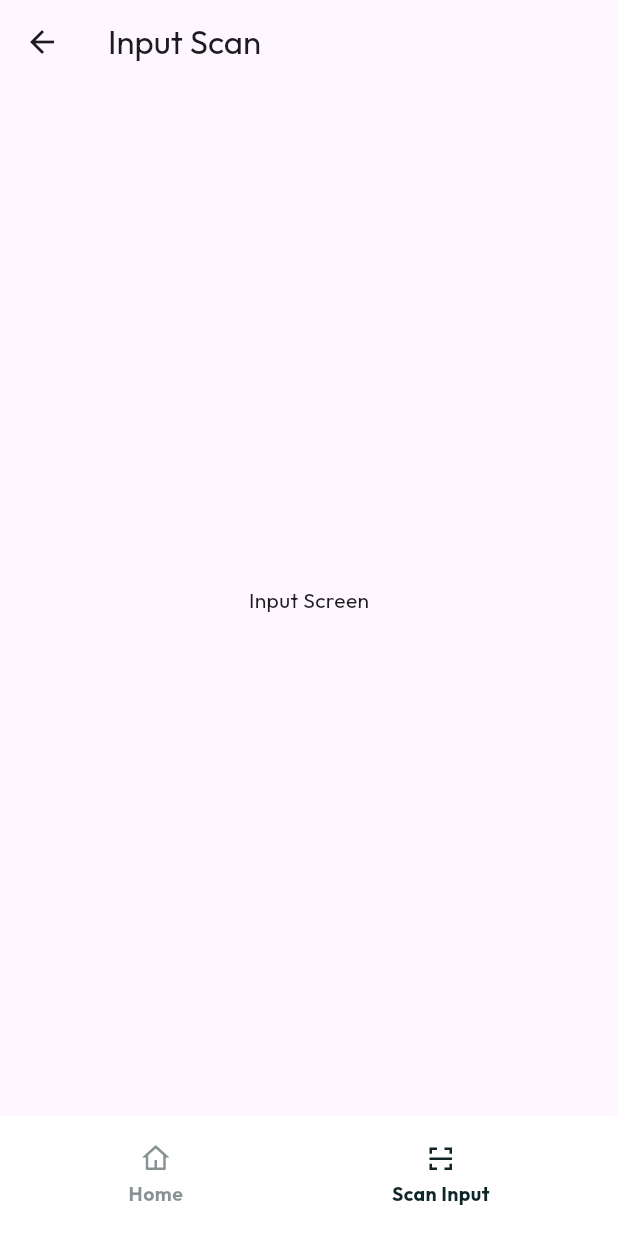
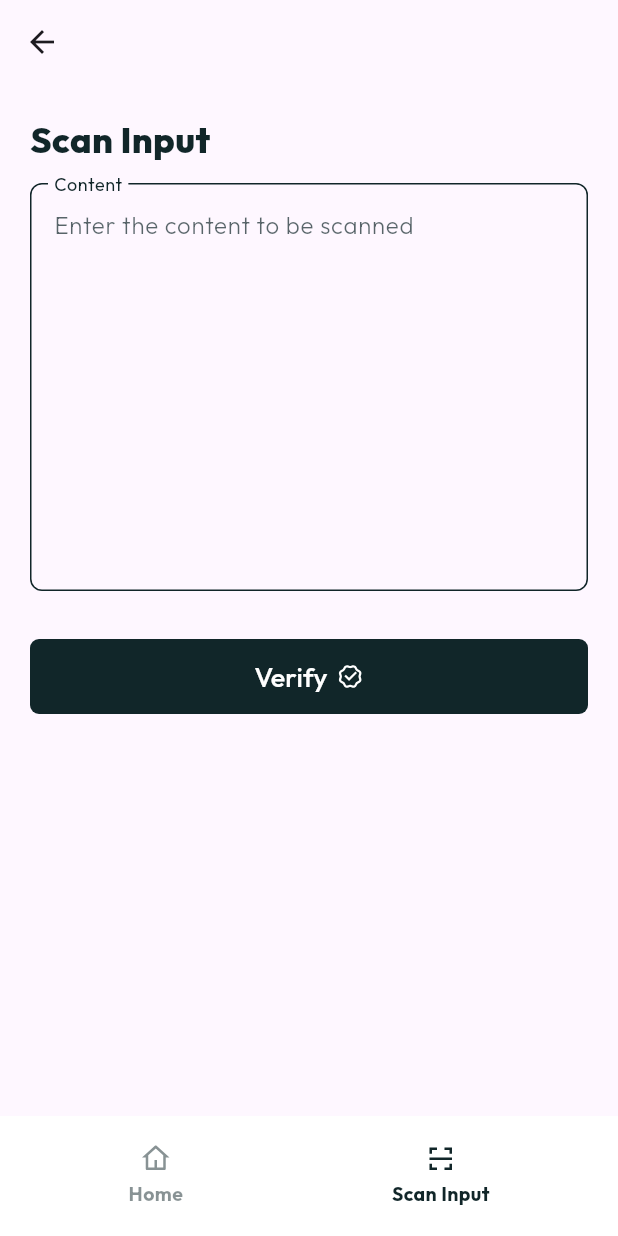
Before and after one commit to NexusphereCo/aiproof, a Flutter app: the InputScreen screen opened by its route, on a phone screen of 412 x 824 dp. Run offline on Flutter 3.47's test engine with Material 3 defaults, Android fonts, the phone set to English and light mode, and no system bars; drawn by our look-alikes of auto_size_text; our stand-ins replace carousel_slider, flutter_screenutil, flutter_svg, remixicon, sqflite; accounts and stored records are empty.

Commit message:
Implement Input Scan Screen

```diff
--- a/lib/modules/input/index.dart
+++ b/lib/modules/input/index.dart
@@ -1,5 +1,10 @@
+import 'package:aiproof/constants/colors.dart';
+import 'package:aiproof/constants/sizes.dart';
+import 'package:aiproof/constants/typography.dart';
+import 'package:aiproof/widgets/components/buttons.dart';
 import 'package:aiproof/widgets/layout_components/appbar_bottom.dart';
 import 'package:flutter/material.dart';
+import 'package:remixicon/remixicon.dart';
 
 class InputScreen extends StatelessWidget {
   const InputScreen({super.key});
@@ -7,11 +12,57 @@ class InputScreen extends StatelessWidget {
   @override
   Widget build(BuildContext context) {
     return Scaffold(
-      appBar: AppBar(
-        title: const Text('Input Scan'),
-      ),
-      body: const Center(
-        child: Text('Input Screen'),
+      appBar: AppBar(),
+      body: Expanded(
+        child: Padding(
+          padding: const EdgeInsets.all(Global.paddingBody),
+          child: Column(
+            children: [
+              Row(
+                children: [
+                  APTypography.h1("Scan Input"),
+                ],
+              ),
+              const SizedBox(height: Spacing.md),
+              TextFormField(
+                decoration: InputDecoration(
+                    labelText: "Content",
+                    hintText: "Enter the content to be scanned",
+                    border: OutlineInputBorder(
+                      borderRadius: BorderRadius.circular(APBorderRadius.md),
+                      borderSide: BorderSide(
+                        color: APColor.dark.withOpacity(0.5),
+                        width: 1.0,
+                      ),
+                    ),
+                    hintStyle: TextStyle(color: APColor.dark.withOpacity(0.7), fontWeight: APFontWeight.thin),
+                    labelStyle: TextStyle(color: APColor.dark),
+                    focusedBorder: OutlineInputBorder(
+                      borderRadius: BorderRadius.circular(APBorderRadius.md),
+                      borderSide: BorderSide(
+                        color: APColor.dark[300]!,
+                        width: 1.0,
+                      ),
+                    ),
+                    floatingLabelBehavior: FloatingLabelBehavior.always),
+                minLines: 10,
+                maxLines: 15,
+                readOnly: false,
+              ),
+              const SizedBox(height: Spacing.xxl),
+              APButton(
+                onPressed: () {},
+                text: "Verify",
+                theme: APButtonTheme.dark,
+                size: APButtonSize.lg,
+                icon: Icon(
+                  Remix.verified_badge_line,
+                  color: APColor.light,
+                ),
+              ),
+            ],
+          ),
+        ),
       ),
       bottomNavigationBar: const APAppBarBottom(activeIndex: 2),
     );
```
